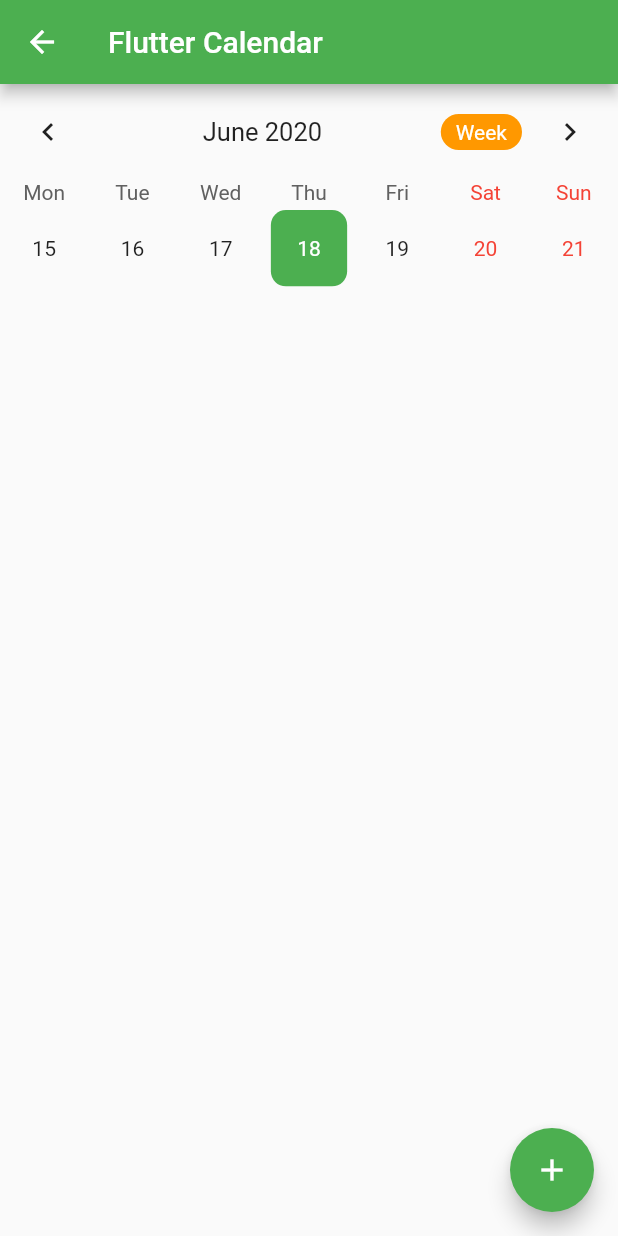
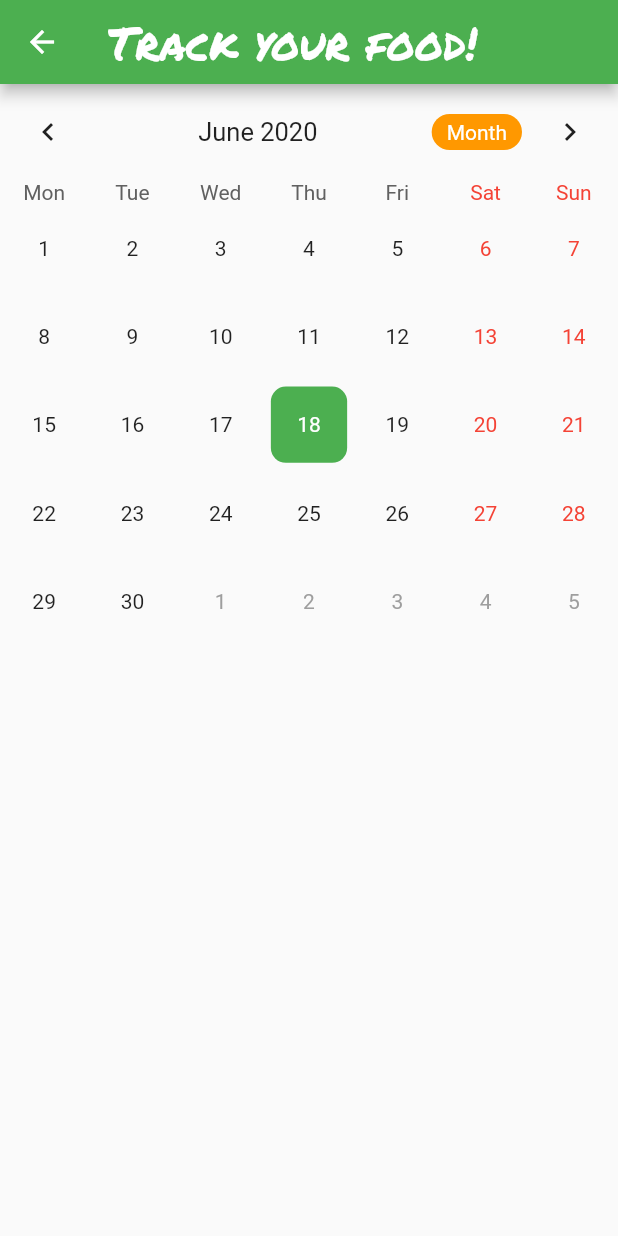
Before and after one commit to KnitidCeladon23/my_expiree_app, a Flutter app: the Calendar screen opened directly, on a phone screen of 412 x 824 dp. Run offline on Flutter 3.47's test engine with Material 2 defaults, Android fonts, the light colour scheme and no system bars; drawn by our look-alikes of table_calendar; our stand-ins replace cloud_firestore, firebase_auth, flutter_local_notifications, google_fonts, google_sign_in, rxdart; missing offline and left inert: firebase_helpers; accounts and stored records are empty; network calls fail.

Commit message:
-implemented calendar function synced to inventorylist

```diff
--- a/lib/calendar/calendar.dart
+++ b/lib/calendar/calendar.dart
@@ -1,13 +1,13 @@
 import 'package:flutter/material.dart';
 import 'res/event_firestore_service.dart';
-// import 'ui/pages/add_event.dart';
-import 'ui/pages/add_event.dart';
 import 'ui/pages/view_event.dart';
 import 'package:expiree_app/calendar/res/event_firestore_service.dart';
 import 'package:expiree_app/calendar/ui/pages/view_event.dart';
 import 'package:table_calendar/table_calendar.dart';
-
+import 'package:provider/provider.dart';
 import 'model/event.dart';
+import 'package:expiree_app/states/currentUser.dart';
+import 'package:google_fonts/google_fonts.dart';
 
 class Calendar extends StatefulWidget {
   @override
@@ -40,12 +40,19 @@
 
   @override
   Widget build(BuildContext context) {
+    CurrentUser _currentUser = Provider.of<CurrentUser>(context, listen: false);
+    String _uid = _currentUser.getUid;
     return Scaffold(
       appBar: AppBar(
-        title: Text('Flutter Calendar'),
+        title: Text(
+          'Track your food!',
+          style: GoogleFonts.permanentMarker(
+            fontSize: 30,
+          ),
+        ),
       ),
       body: StreamBuilder<List<EventModel>>(
-          stream: eventDBS.streamList(),
+          stream: eventDBS.streamList(_uid),
           builder: (context, snapshot) {
             if (snapshot.hasData) {
               List<EventModel> allEvents = snapshot.data;
@@ -62,7 +69,7 @@
                 children: <Widget>[
                   TableCalendar(
                     events: _events,
-                    initialCalendarFormat: CalendarFormat.week,
+                    initialCalendarFormat: CalendarFormat.month,
                     calendarStyle: CalendarStyle(
                         canEventMarkersOverflow: true,
                         todayColor: Colors.orange,
@@ -111,7 +118,13 @@
                     calendarController: _controller,
                   ),
                   ..._selectedEvents.map((event) => ListTile(
-                        title: Text(event.item),
+                        title: Text(
+                          event.item,
+                          style: GoogleFonts.oswald(
+                            fontSize: 35,
+                            color: Colors.green[900],
+                          ),
+                        ),
                         onTap: () {
                           Navigator.push(
                               context,
@@ -125,11 +138,6 @@
               ),
             );
           }),
-      floatingActionButton: FloatingActionButton(
-        child: Icon(Icons.add),
-        onPressed: () => Navigator.push(
-            context, MaterialPageRoute(builder: (context) => AddEventPage())),
-      ),
     );
   }
 }
--- a/lib/calendar/res/event_firestore_service.dart
+++ b/lib/calendar/res/event_firestore_service.dart
@@ -2,6 +2,7 @@
 import '../model/event.dart';
 
 DatabaseService<EventModel> eventDBS = DatabaseService<EventModel>(
-    "inventorylists",
+    //"inventoryLists",
+    'inventoryLists',
     fromDS: (id, data) => EventModel.fromDS(id, data),
     toMap: (event) => event.toMap());
--- a/lib/calendar/ui/pages/view_event.dart
+++ b/lib/calendar/ui/pages/view_event.dart
@@ -21,8 +21,8 @@
               event.item,
               style: Theme.of(context).textTheme.headline4,
             ),
-            SizedBox(height: 20.0),
-            Text(event.description)
+             SizedBox(height: 20.0),
+             Text(event.description)
           ],
         ),
       ),
--- a/lib/expireeApp.dart
+++ b/lib/expireeApp.dart
@@ -10,7 +10,7 @@
     return MultiProvider(
       providers: [
         Provider<AppBloc>(
-          create: (_) => AppBloc(),
+          create: (_) => AppBloc(), //TODO: suspect this is the issue because they used builder
           dispose: (_, appBloc) => appBloc.dispose(),
         ),
         ChangeNotifierProvider(create: (context) => CurrentUser()),
--- a/lib/notification/notification_plugin.dart
+++ b/lib/notification/notification_plugin.dart
@@ -1,5 +1,3 @@
-import 'package:expiree_app/screens/inventoryListFirebase.dart';
-import 'package:expiree_app/screens/rootPage.dart';
 import 'package:flutter/cupertino.dart';
 import 'package:flutter_local_notifications/flutter_local_notifications.dart';
 import 'package:expiree_app/notification/notification_data.dart';
@@ -89,7 +87,7 @@
     int id, String title, String description, String dateTimeStr) async {
     DateTime dateTime = DateTime.parse(dateTimeStr);
     DateTime scheduledNotificationDateTime =
-        dateTime.add(new Duration(hours:3,minutes:15));
+        dateTime.add(new Duration(hours:18,minutes:51));
     print(scheduledNotificationDateTime.toString() + " time of notification");
     final androidPlatformChannelSpecifics = AndroidNotificationDetails(
       'show weekly channel id',
--- a/lib/screens/expireeHome.dart
+++ b/lib/screens/expireeHome.dart
@@ -129,8 +129,10 @@
 
     return Scaffold(
       appBar: AppBar(
-        title: Text("Welcome back"),
-      ),
+        title: Text("Welcome back",
+        style: GoogleFonts.permanentMarker(
+          fontSize: 30,),
+      ),),
       body: Center(
         child: Container(
           color: Colors.brown,
--- a/lib/screens/rootPage.dart
+++ b/lib/screens/rootPage.dart
@@ -3,6 +3,7 @@
 import 'package:flutter/material.dart';
 import 'package:expiree_app/states/currentUser.dart';
 import 'package:provider/provider.dart';
+import 'package:expiree_app/notification/app_bloc.dart';
 
 enum AuthStatus {
   notLoggedIn,
@@ -33,9 +34,11 @@
   @override
   Widget build(BuildContext context) {
     Widget retVal;
+    final notificationBloc = Provider.of<AppBloc>(context).notificationBloc;
 
     switch (_authStatus) {
       case AuthStatus.notLoggedIn:
+        notificationBloc.cancelNotifications();
         retVal = ExpireeWelcome();
         break;
       case AuthStatus.loggedIn:
```
Also changed, not shown: lib/calendar/ui/pages/add_event.dart (deleted, +0 -152 lines), lib/screens/inventoryListFirebase.dart (+54 -24 lines), lib/screens/reminderPage.dart (+4 -4 lines), 1 other file.
